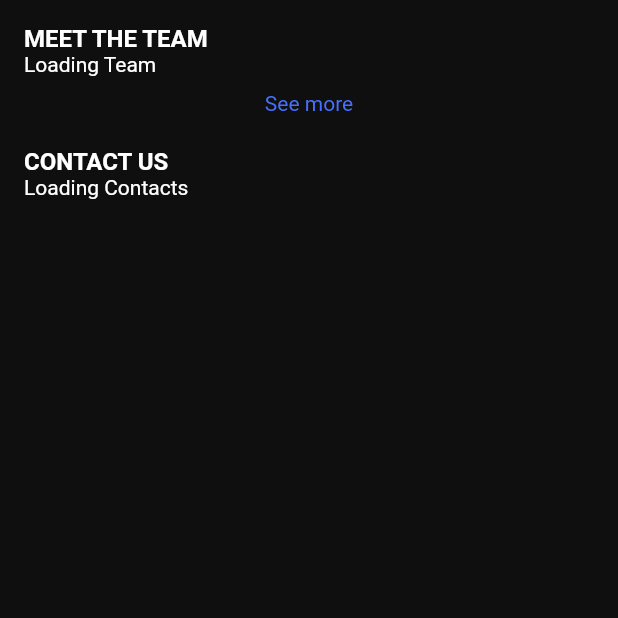
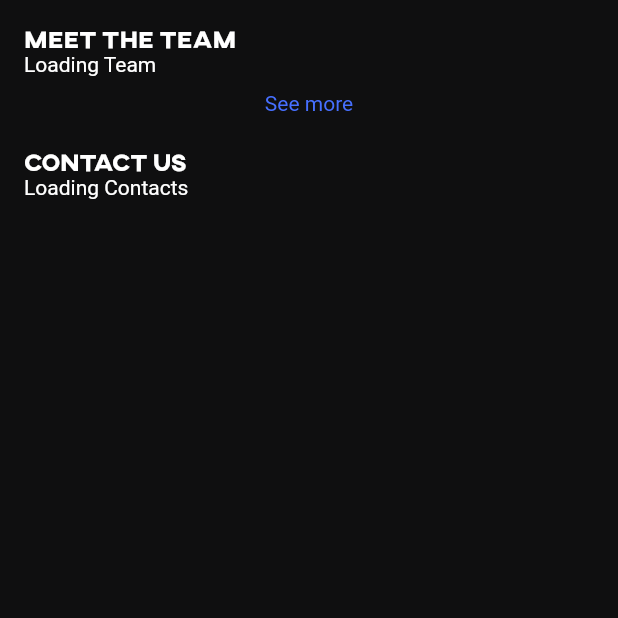
Before and after one commit to rudrankbasant/Riviera23-app, a Flutter app: the ContactScreen screen opened directly, on a phone screen of 412 x 824 dp, the top half of it. Run offline on Flutter 3.47's test engine with Material 2 defaults, Android fonts, the phone set to English and light mode, and no system bars; our stand-ins replace another_flushbar, cached_network_image, carousel_slider, cloud_firestore, equatable, firebase_auth and 16 more; missing offline and left inert: flutter_email_sender; accounts and stored records are empty; generated files the repository leaves out were written again; network calls fail; project files that could hold a hidden picture were left out.

Commit message:
feat: ui enhancement

```diff
--- a/lib/presentation/widgets/carousel_with_dots_page.dart
+++ b/lib/presentation/widgets/carousel_with_dots_page.dart
@@ -109,7 +109,7 @@ class _CarouselWithDotsPageState extends State<CarouselWithDotsPage> {
                           ),
                           child: Text(
                             '${item.name}',
-                            style: GoogleFonts.sora(color: Colors.white, fontSize: 25, fontWeight: FontWeight.w600),
+                            style: TextStyle(color: Colors.white, fontFamily: 'Axis', fontSize: 25, fontWeight: FontWeight.w600),
                           ),
                         ),
                       )
@@ -149,7 +149,7 @@ class _CarouselWithDotsPageState extends State<CarouselWithDotsPage> {
                     shape: BoxShape.circle,
                     color: _current == index
                         ? AppColors.highlightColor
-                        : AppColors.secondaryColor,
+                        : Colors.grey,
                   ),
                 );
               }).toList(),
@@ -164,7 +164,7 @@ class _CarouselWithDotsPageState extends State<CarouselWithDotsPage> {
                   width: MediaQuery.of(context).size.width,
                   child:
                   Padding(
-                    padding: const EdgeInsets.fromLTRB(8, 0, 8, 0),
+                    padding: const EdgeInsets.fromLTRB(10, 0, 10, 0),
                     child: Image.asset("assets/merch_banner.png", fit: BoxFit.fitWidth,),
                   )),
             ),
--- a/lib/presentation/widgets/featured_events.dart
+++ b/lib/presentation/widgets/featured_events.dart
@@ -123,7 +123,7 @@ class _FeaturedEventsState extends State<FeaturedEvents> {
                 mainAxisAlignment: MainAxisAlignment.spaceBetween,
                 children: [
                   Text("FEATURED EVENTS",
-                      style: AppTheme.appTheme.textTheme.headline6),
+                      style: AppTheme.appTheme.textTheme.titleLarge),
                   GestureDetector(
                       onTap: () {
                         Navigator.push(
@@ -156,7 +156,7 @@ class _FeaturedEventsState extends State<FeaturedEvents> {
                         autoPlay: true,
                         autoPlayInterval: const Duration(seconds: 5),
                         enlargeCenterPage: false,
-                        aspectRatio: 1 / 1,
+                        aspectRatio: 1 / 0.95,
                         viewportFraction: 0.5,
                         onPageChanged: (index, reason) {
                           setState(() {
--- a/lib/presentation/widgets/on_going_events.dart
+++ b/lib/presentation/widgets/on_going_events.dart
@@ -122,7 +122,7 @@ class _OnGoingEventsState extends State<OnGoingEvents> {
                 mainAxisAlignment: MainAxisAlignment.spaceBetween,
                 children: [
                   Text("ONGOING EVENTS",
-                      style: AppTheme.appTheme.textTheme.headline6),
+                      style: AppTheme.appTheme.textTheme.titleLarge),
                 ],
               ),
             ),
@@ -143,10 +143,11 @@ class _OnGoingEventsState extends State<OnGoingEvents> {
                 : CarouselSlider(
                     items: imageSliders,
                     options: CarouselOptions(
+                      scrollDirection: Axis.horizontal,
                         autoPlay: true,
                         autoPlayInterval: const Duration(seconds: 3),
                         enlargeCenterPage: false,
-                        aspectRatio: 1 / 1,
+                        aspectRatio: 1 / 0.95,
                         viewportFraction: 0.5,
                         onPageChanged: (index, reason) {
                           setState(() {
--- a/lib/utils/app_theme.dart
+++ b/lib/utils/app_theme.dart
@@ -8,13 +8,14 @@ class AppTheme {
   static ThemeData appTheme = ThemeData(
     primaryColor: AppColors.primaryColor,
     scaffoldBackgroundColor: AppColors.primaryColor,
-    textTheme: const TextTheme(
-      headline6: TextStyle(
+    textTheme:  TextTheme(
+      titleLarge: const TextStyle(
         color: Colors.white,
         fontSize: 16,
         fontWeight: FontWeight.w600,
+          fontFamily: 'Axis'
       ),
-      bodyText1: TextStyle(
+      bodyLarge: TextStyle(
         color: Colors.white,
         fontSize: 16,
         fontWeight: FontWeight.w400,
--- a/pubspec.yaml
+++ b/pubspec.yaml
@@ -101,6 +101,12 @@ flutter:
   assets:
     - assets/
 
+
+  fonts:
+    - family: Axis
+      fonts:
+        - asset: fonts/axis_extrabold.otf
+
   # An image asset can refer to one or more resolution-specific "variants", see
   # https://flutter.dev/assets-and-images/#resolution-aware
   # For details regarding adding assets from package dependencies, see
```
Also changed, not shown: lib/presentation/screens/home_screen.dart (+8 -4 lines), fonts/axis_extrabold.otf (added).
